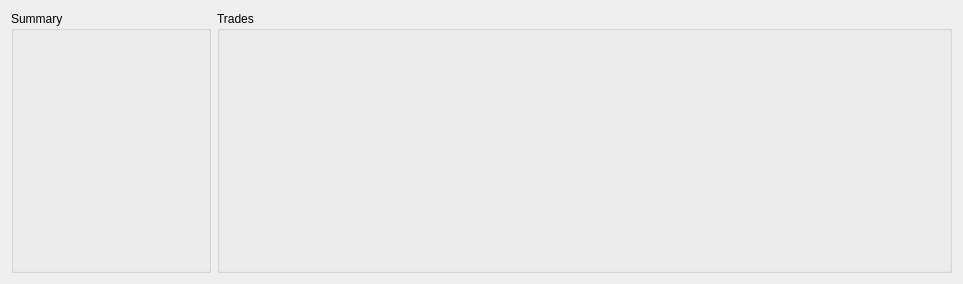
First picture: the form in ui/strategyResults.ui, repository Skinok/backtrader-pyqt-ui, before the edit.
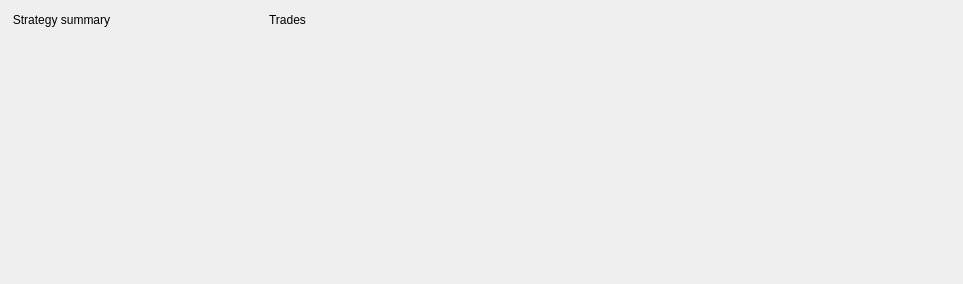
Second picture: the form after the edit.

Commit message: Indicator widget and new finPlotwindow to handle chart drawings

Patch:
```diff
--- a/ui/strategyResults.ui
+++ b/ui/strategyResults.ui
@@ -18,12 +18,15 @@
     <widget class="QGroupBox" name="SummaryGB">
      <property name="maximumSize">
       <size>
-       <width>200</width>
+       <width>250</width>
        <height>16777215</height>
       </size>
      </property>
+     <property name="styleSheet">
+      <string notr="true">border: 0px;</string>
+     </property>
      <property name="title">
-      <string>Summary</string>
+      <string>Strategy summary</string>
      </property>
      <layout class="QGridLayout" name="gridLayout_5">
       <item row="0" column="0">
@@ -34,6 +37,9 @@
    </item>
    <item row="0" column="1">
     <widget class="QGroupBox" name="TradesGB">
+     <property name="styleSheet">
+      <string notr="true">border: 0px;</string>
+     </property>
      <property name="title">
       <string>Trades</string>
      </property>
```
Left out of the diff: 4 changed lines with no effect on the pictures. The commit also changes 4 other files.
